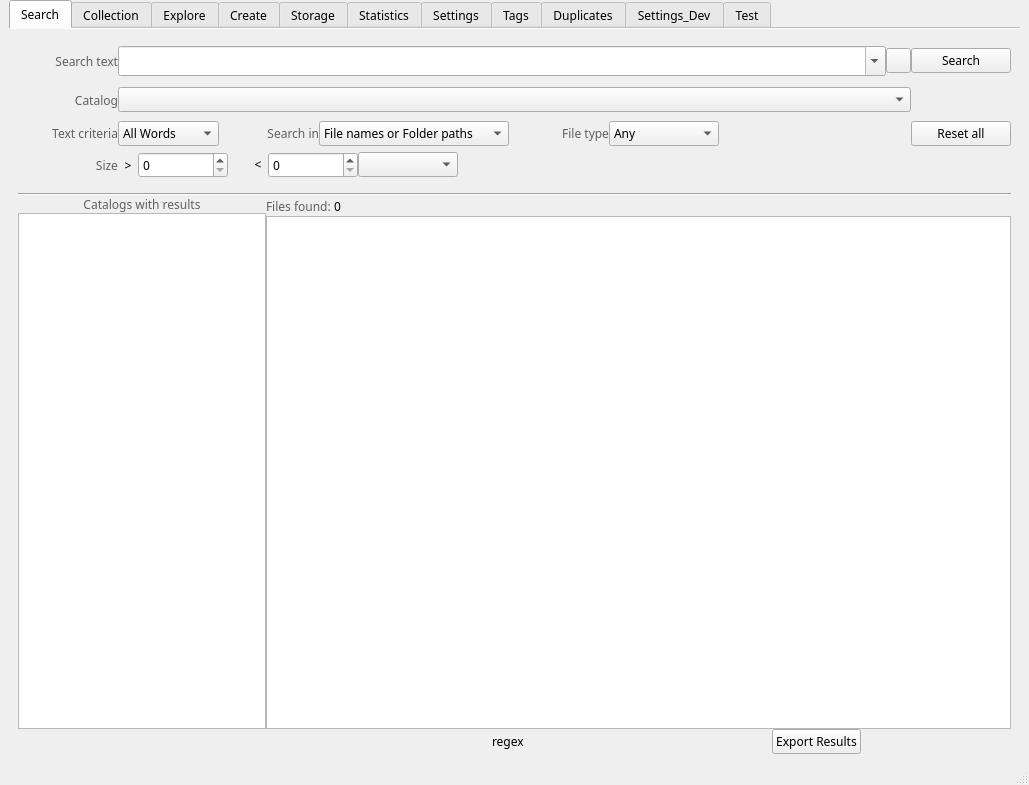
First picture: the form in mainwindow.ui, repository StephaneCouturier/Katalog, before the edit.
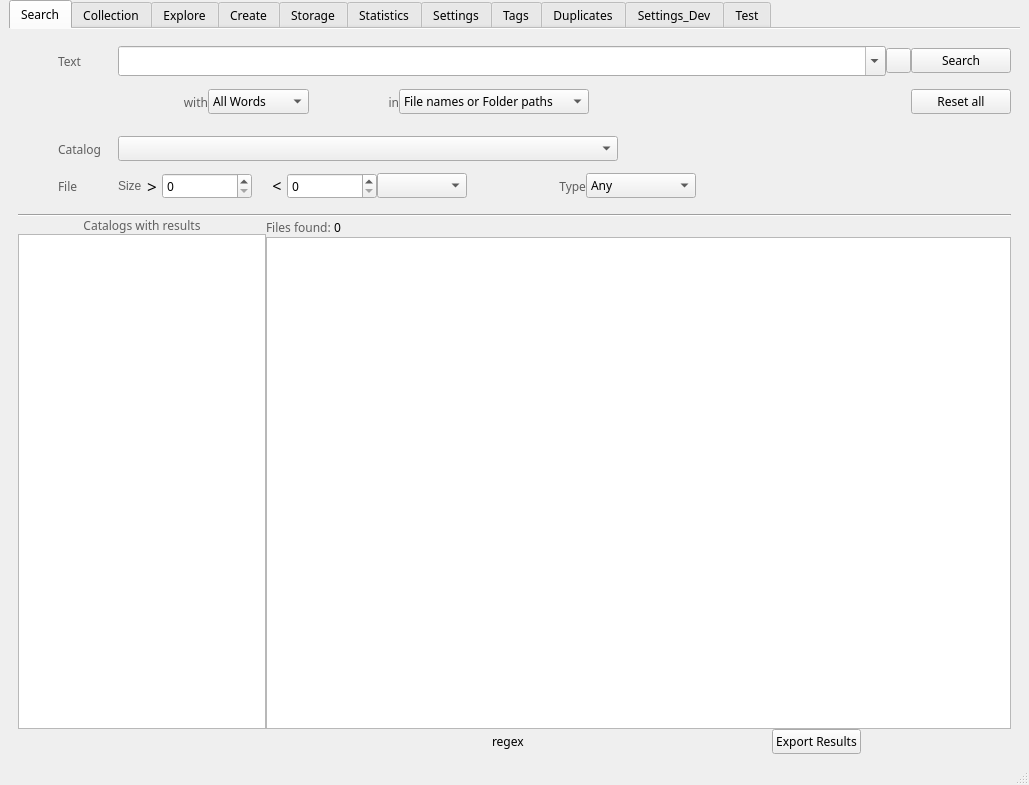
Second picture: the form after the edit. Icons and pictures are not drawn. Custom widgets are drawn as their Qt base class.

What changed in the file:
```diff
--- a/mainwindow.ui
+++ b/mainwindow.ui
@@ -124,8 +124,36 @@
              <number>5</number>
             </property>
             <property name="bottomMargin">
-             <number>5</number>
+             <number>0</number>
             </property>
+            <item>
+             <widget class="QLabel" name="label_34">
+              <property name="sizePolicy">
+               <sizepolicy hsizetype="Fixed" vsizetype="Preferred">
+                <horstretch>0</horstretch>
+                <verstretch>0</verstretch>
+               </sizepolicy>
+              </property>
+              <property name="minimumSize">
+               <size>
+                <width>40</width>
+                <height>0</height>
+               </size>
+              </property>
+              <property name="maximumSize">
+               <size>
+                <width>40</width>
+                <height>16777215</height>
+               </size>
+              </property>
+              <property name="styleSheet">
+               <string notr="true">background: url(:/images/img/link-tree-mid.png) repeat-y left;</string>
+              </property>
+              <property name="text">
+               <string/>
+              </property>
+             </widget>
+            </item>
             <item>
              <widget class="QLabel" name="L_SearchText">
               <property name="sizePolicy">
@@ -136,10 +164,16 @@
               </property>
               <property name="minimumSize">
                <size>
-                <width>100</width>
+                <width>60</width>
                 <height>36</height>
                </size>
               </property>
+              <property name="maximumSize">
+               <size>
+                <width>60</width>
+                <height>16777215</height>
+               </size>
+              </property>
               <property name="font">
                <font>
                 <family>Noto Sans</family>
@@ -152,10 +186,10 @@
                <locale language="English" country="UnitedStates"/>
               </property>
               <property name="text">
-               <string>Search text</string>
+               <string>Text</string>
               </property>
               <property name="alignment">
-               <set>Qt::AlignRight|Qt::AlignTrailing|Qt::AlignVCenter</set>
+               <set>Qt::AlignLeading|Qt::AlignLeft|Qt::AlignVCenter</set>
               </property>
               <property name="margin">
                <number>6</number>
@@ -243,85 +277,70 @@
             </item>
            </layout>
           </item>
-          <item>
-           <layout class="QHBoxLayout" name="HL_SearchCatalog">
-            <item>
-             <widget class="QLabel" name="L_SelectCatalog">
-              <property name="sizePolicy">
-               <sizepolicy hsizetype="Fixed" vsizetype="Preferred">
-                <horstretch>0</horstretch>
-                <verstretch>0</verstretch>
-               </sizepolicy>
-              </property>
-              <property name="minimumSize">
-               <size>
-                <width>100</width>
-                <height>32</height>
-               </size>
-              </property>
-              <property name="font">
-               <font>
-                <family>Noto Sans</family>
-               </font>
-              </property>
-              <property name="styleSheet">
-               <string notr="true">color: rgb(95, 95, 95);</string>
-              </property>
-              <property name="text">
-               <string>Catalog</string>
-              </property>
-              <property name="alignment">
-               <set>Qt::AlignRight|Qt::AlignTrailing|Qt::AlignVCenter</set>
-              </property>
-              <property name="margin">
-               <number>6</number>
-              </property>
-             </widget>
-            </item>
-            <item>
-             <widget class="QComboBox" name="CB_SelectCatalog">
-              <property name="sizePolicy">
-               <sizepolicy hsizetype="Expanding" vsizetype="Fixed">
-                <horstretch>0</horstretch>
-                <verstretch>0</verstretch>
-               </sizepolicy>
-              </property>
-              <property name="minimumSize">
-               <size>
-                <width>300</width>
-                <height>0</height>
-               </size>
-              </property>
-              <property name="font">
-               <font>
-                <family>Noto Sans</family>
-               </font>
-              </property>
-             </widget>
-            </item>
-            <item>
-             <spacer name="horizontalSpacer_11">
-              <property name="orientation">
-               <enum>Qt::Horizontal</enum>
-              </property>
-              <property name="sizeType">
-               <enum>QSizePolicy::Fixed</enum>
-              </property>
-              <property name="sizeHint" stdset="0">
-               <size>
-                <width>100</width>
-                <height>20</height>
-               </size>
-              </property>
-             </spacer>
-            </item>
-           </layout>
-          </item>
           <item>
            <layout class="QHBoxLayout" name="HL_SearchFilters">
             <property name="topMargin">
-             <number>5</number>
+             <number>0</number>
             </property>
+            <property name="bottomMargin">
+             <number>0</number>
+            </property>
+            <item>
+             <widget class="QLabel" name="label_4">
+              <property name="sizePolicy">
+               <sizepolicy hsizetype="Fixed" vsizetype="Preferred">
+                <horstretch>0</horstretch>
+                <verstretch>0</verstretch>
+               </sizepolicy>
+              </property>
+              <property name="minimumSize">
+               <size>
+                <width>110</width>
+                <height>46</height>
+               </size>
+              </property>
+              <property name="maximumSize">
+               <size>
+                <width>16777215</width>
+                <height>46</height>
+               </size>
+              </property>
+              <property name="styleSheet">
+               <string notr="true">background: url(:/images/img/link-v.png) repeat-y left;</string>
+              </property>
+              <property name="text">
+               <string/>
+              </property>
+             </widget>
+            </item>
+            <item>
+             <widget class="QLabel" name="label_36">
+              <property name="sizePolicy">
+               <sizepolicy hsizetype="Fixed" vsizetype="Preferred">
+                <horstretch>0</horstretch>
+                <verstretch>0</verstretch>
+               </sizepolicy>
+              </property>
+              <property name="minimumSize">
+               <size>
+                <width>40</width>
+                <height>0</height>
+               </size>
+              </property>
+              <property name="maximumSize">
+               <size>
+                <width>40</width>
+                <height>16777215</height>
+               </size>
+              </property>
+              <property name="styleSheet">
+               <string notr="true">background: url(:/images/img/link-tree-end.png) no-repeat left;</string>
+              </property>
+              <property name="text">
+               <string/>
+              </property>
+             </widget>
+            </item>
             <item>
              <widget class="QLabel" name="L_Crteria">
               <property name="sizePolicy">
@@ -332,10 +351,16 @@
               </property>
               <property name="minimumSize">
                <size>
-                <width>100</width>
+                <width>40</width>
                 <height>0</height>
                </size>
               </property>
+              <property name="maximumSize">
+               <size>
+                <width>40</width>
+                <height>16777215</height>
+               </size>
+              </property>
               <property name="font">
                <font>
                 <family>Noto Sans</family>
@@ -345,7 +370,7 @@
                <string notr="true">color: rgb(95, 95, 95);</string>
               </property>
               <property name="text">
-               <string>Text criteria</string>
+               <string>with</string>
               </property>
               <property name="alignment">
                <set>Qt::AlignRight|Qt::AlignTrailing|Qt::AlignVCenter</set>
@@ -391,6 +416,45 @@
               </item>
              </widget>
             </item>
+            <item>
+             <spacer name="horizontalSpacer_27">
+              <property name="orientation">
+               <enum>Qt::Horizontal</enum>
+              </property>
+              <property name="sizeType">
+               <enum>QSizePolicy::Fixed</enum>
+              </property>
+              <property name="sizeHint" stdset="0">
+               <size>
+                <width>20</width>
+                <height>20</height>
+               </size>
+              </property>
+             </spacer>
+            </item>
+            <item>
+             <widget class="QLabel" name="label_35">
+              <property name="sizePolicy">
+               <sizepolicy hsizetype="Fixed" vsizetype="Preferred">
+                <horstretch>0</horstretch>
+                <verstretch>0</verstretch>
+               </sizepolicy>
+              </property>
+              <property name="minimumSize">
+               <size>
+                <width>40</width>
+                <height>0</height>
+               </size>
+              </property>
+              <property name="styleSheet">
+               <string notr="true">
+background: url(:/images/img/link-h.png) no-repeat center;</string>
+              </property>
+              <property name="text">
+               <string/>
+              </property>
+             </widget>
+            </item>
             <item>
              <widget class="QLabel" name="L_SearchIn">
               <property name="enabled">
@@ -404,10 +468,16 @@
               </property>
               <property name="minimumSize">
                <size>
-                <width>100</width>
+                <width>30</width>
                 <height>0</height>
                </size>
               </property>
+              <property name="maximumSize">
+               <size>
+                <width>30</width>
+                <height>16777215</height>
+               </size>
+              </property>
               <property name="font">
                <font>
                 <family>Noto Sans</family>
@@ -417,7 +487,7 @@
                <string notr="true">color: rgb(95, 95, 95);</string>
               </property>
               <property name="text">
-               <string>Search in</string>
+               <string>in</string>
               </property>
               <property name="alignment">
                <set>Qt::AlignRight|Qt::AlignTrailing|Qt::AlignVCenter</set>
@@ -452,107 +522,6 @@
               </item>
              </widget>
             </item>
-            <item>
-             <widget class="QLabel" name="L_Type">
-              <property name="enabled">
-               <bool>false</bool>
-              </property>
-              <property name="sizePolicy">
-               <sizepolicy hsizetype="Fixed" vsizetype="Preferred">
-                <horstretch>0</horstretch>
-                <verstretch>0</verstretch>
-               </sizepolicy>
-              </property>
-              <property name="minimumSize">
-               <size>
-                <width>100</width>
-                <height>0</height>
-               </size>
-              </property>
-              <property name="font">
-               <font>
-                <family>Noto Sans</family>
-               </font>
-              </property>
-              <property name="styleSheet">
-               <string notr="true">color: rgb(95, 95, 95);</string>
-              </property>
-              <property name="text">
-               <string>File type</string>
-              </property>
-              <property name="alignment">
-               <set>Qt::AlignRight|Qt::AlignTrailing|Qt::AlignVCenter</set>
-              </property>
-              <property name="margin">
-               <number>6</number>
-              </property>
-             </widget>
-            </item>
-            <item>
-             <widget class="QComboBox" name="CB_S_FileType">
-              <property name="enabled">
-               <bool>true</bool>
-              </property>
-              <property name="sizePolicy">
-               <sizepolicy hsizetype="Fixed" vsizetype="Fixed">
-                <horstretch>0</horstretch>
-                <verstretch>0</verstretch>
-               </sizepolicy>
-              </property>
-              <property name="minimumSize">
-               <size>
-                <width>110</width>
-                <height>0</height>
-               </size>
-              </property>
-              <property name="font">
-               <font>
-                <family>Noto Sans</family>
-               </font>
-              </property>
-              <item>
-               <property name="text">
-                <string>Any</string>
-               </property>
-              </item>
-              <item>
-               <property name="text">
-                <string>Audio</string>
-               </property>
-               <property name="icon">
-                <iconset theme="audio-mp3">
-                 <normaloff>.</normaloff>.</iconset>
-               </property>
-              </item>
-              <item>
-               <property name="text">
-                <string>Image</string>
-               </property>
-               <property name="icon">
-                <iconset theme="image-jpeg">
-                 <normaloff>.</normaloff>.</iconset>
-               </property>
-              </item>
-              <item>
-               <property name="text">
-                <string>Text</string>
-               </property>
-               <property name="icon">
-                <iconset theme="text-x-plain">
-                 <normaloff>.</normaloff>.</iconset>
-               </property>
-              </item>
-              <item>
-               <property name="text">
-                <string>Video</string>
-               </property>
-               <property name="icon">
-                <iconset theme="video-mp4">
-                 <normaloff>.</normaloff>.</iconset>
-               </property>
-              </item>
-             </widget>
-            </item>
             <item>
              <spacer name="horizontalSpacer_12">
               <property name="orientation">
@@ -588,11 +557,147 @@
             </item>
            </layout>
           </item>
+          <item>
+           <layout class="QHBoxLayout" name="HL_SearchCatalog">
+            <item>
+             <widget class="QLabel" name="label_33">
+              <property name="sizePolicy">
+               <sizepolicy hsizetype="Fixed" vsizetype="Fixed">
+                <horstretch>0</horstretch>
+                <verstretch>0</verstretch>
+               </sizepolicy>
+              </property>
+              <property name="minimumSize">
+               <size>
+                <width>40</width>
+                <height>48</height>
+               </size>
+              </property>
+              <property name="maximumSize">
+               <size>
+                <width>40</width>
+                <height>47</height>
+               </size>
+              </property>
+              <property name="styleSheet">
+               <string notr="true">background: url(:/images/img/link-tree-mid.png) repeat-y left;</string>
+              </property>
+              <property name="text">
+               <string/>
+              </property>
+             </widget>
+            </item>
+            <item>
+             <widget class="QLabel" name="L_SelectCatalog">
+              <property name="sizePolicy">
+               <sizepolicy hsizetype="Fixed" vsizetype="Preferred">
+                <horstretch>0</horstretch>
+                <verstretch>0</verstretch>
+               </sizepolicy>
+              </property>
+              <property name="minimumSize">
+               <size>
+                <width>60</width>
+                <height>0</height>
+               </size>
+              </property>
+              <property name="maximumSize">
+               <size>
+                <width>60</width>
+                <height>16777215</height>
+               </size>
+              </property>
+              <property name="font">
+               <font>
+                <family>Noto Sans</family>
+               </font>
+              </property>
+              <property name="styleSheet">
+               <string notr="true">color: rgb(95, 95, 95);</string>
+              </property>
+              <property name="text">
+               <string>Catalog</string>
+              </property>
+              <property name="alignment">
+               <set>Qt::AlignLeading|Qt::AlignLeft|Qt::AlignVCenter</set>
+              </property>
+              <property name="margin">
+               <number>6</number>
+              </property>
+             </widget>
+            </item>
+            <item>
+             <widget class="QComboBox" name="CB_SelectCatalog">
+              <property name="sizePolicy">
+               <sizepolicy hsizetype="Fixed" vsizetype="Fixed">
+                <horstretch>0</horstretch>
+                <verstretch>0</verstretch>
+               </sizepolicy>
+              </property>
+              <property name="minimumSize">
+               <size>
+                <width>500</width>
+                <height>0</height>
+               </size>
+              </property>
+              <property name="font">
+               <font>
+                <family>Noto Sans</family>
+               </font>
+              </property>
+             </widget>
+            </item>
+            <item>
+             <spacer name="horizontalSpacer_11">
+              <property name="orientation">
+               <enum>Qt::Horizontal</enum>
+              </property>
+              <property name="sizeType">
+               <enum>QSizePolicy::Expanding</enum>
+              </property>
+              <property name="sizeHint" stdset="0">
+               <size>
+                <width>100</width>
+                <height>20</height>
+               </size>
+              </property>
+             </spacer>
+            </item>
+           </layout>
+          </item>
           <item>
            <layout class="QHBoxLayout" name="HL_FileSize">
             <property name="topMargin">
-             <number>6</number>
+             <number>0</number>
             </property>
+            <item>
+             <widget class="QLabel" name="label_32">
+              <property name="sizePolicy">
+               <sizepolicy hsizetype="Fixed" vsizetype="Preferred">
+                <horstretch>0</horstretch>
+                <verstretch>0</verstretch>
+               </sizepolicy>
+              </property>
+              <property name="minimumSize">
+               <size>
+                <width>40</width>
+                <height>0</height>
+               </size>
+              </property>
+              <property name="maximumSize">
+               <size>
+                <width>40</width>
+                <height>16777215</height>
+               </size>
+              </property>
+              <property name="styleSheet">
+               <string notr="true">background: url(:/images/img/link-tree-end.png) no-repeat left;</string>
+              </property>
+              <property name="text">
+               <string/>
+              </property>
+             </widget>
+            </item>
             <item>
              <widget class="QLabel" name="L_Size">
               <property name="enabled">
@@ -606,13 +711,13 @@
               </property>
               <property name="minimumSize">
                <size>
-                <width>100</width>
+                <width>60</width>
                 <height>0</height>
                </size>
               </property>
               <property name="maximumSize">
                <size>
-                <width>100</width>
+                <width>60</width>
                 <height>16777215</height>
                </size>
               </property>
@@ -621,18 +726,28 @@
                 <family>Noto Sans</family>
                </font>
               </property>
+              <property name="styleSheet">
+               <string notr="true">color: rgb(95, 95, 95);</string>
+              </property>
+              <property name="text">
+               <string>File</string>
+              </property>
+              <property name="alignment">
+               <set>Qt::AlignLeading|Qt::AlignLeft|Qt::AlignVCenter</set>
+              </property>
+              <property name="margin">
+               <number>6</number>
+              </property>
+             </widget>
+            </item>
+            <item>
+             <widget class="QLabel" name="label_37">
               <property name="styleSheet">
                <string notr="true">color: rgb(95, 95, 95);</string>
               </property>
               <property name="text">
                <string>Size</string>
               </property>
-              <property name="alignment">
-               <set>Qt::AlignRight|Qt::AlignTrailing|Qt::AlignVCenter</set>
-              </property>
-              <property name="margin">
-               <number>6</number>
-              </property>
              </widget>
             </item>
             <item>
@@ -643,6 +758,12 @@
                 <height>0</height>
                </size>
               </property>
+              <property name="font">
+               <font>
+                <family>Noto Sans</family>
+                <pointsize>13</pointsize>
+               </font>
+              </property>
               <property name="text">
                <string>&gt;</string>
               </property>
@@ -674,7 +795,7 @@
               </property>
               <property name="sizeHint" stdset="0">
                <size>
-                <width>20</width>
+                <width>15</width>
                 <height>20</height>
                </size>
               </property>
@@ -688,6 +809,12 @@
                 <height>0</height>
                </size>
               </property>
+              <property name="font">
+               <font>
+                <family>Noto Sans</family>
+                <pointsize>12</pointsize>
+               </font>
+              </property>
               <property name="text">
                <string>&lt;</string>
               </property>
@@ -713,10 +840,16 @@
              <widget class="QComboBox" name="CB_SizeUnit">
               <property name="minimumSize">
                <size>
-                <width>100</width>
+                <width>90</width>
                 <height>0</height>
                </size>
               </property>
+              <property name="maximumSize">
+               <size>
+                <width>90</width>
+                <height>16777215</height>
+               </size>
+              </property>
               <property name="font">
                <font>
                 <family>Noto Sans</family>
@@ -724,6 +857,151 @@
               </property>
              </widget>
             </item>
+            <item>
+             <spacer name="horizontalSpacer_26">
+              <property name="orientation">
+               <enum>Qt::Horizontal</enum>
+              </property>
+              <property name="sizeType">
+               <enum>QSizePolicy::Fixed</enum>
+              </property>
+              <property name="sizeHint" stdset="0">
+               <size>
+                <width>20</width>
+                <height>20</height>
+               </size>
+              </property>
+             </spacer>
+            </item>
+            <item>
+             <widget class="QLabel" name="label_31">
+              <property name="sizePolicy">
+               <sizepolicy hsizetype="Fixed" vsizetype="Preferred">
+                <horstretch>0</horstretch>
+                <verstretch>0</verstretch>
+               </sizepolicy>
+              </property>
+              <property name="minimumSize">
+               <size>
+                <width>49</width>
+                <height>0</height>
+               </size>
+              </property>
+              <property name="styleSheet">
+               <string notr="true">background: url(:/images/img/link-h.png)  repeat-x center;</string>
+              </property>
+              <property name="text">
+               <string/>
+              </property>
+             </widget>
+            </item>
+            <item>
+             <widget class="QLabel" name="L_Type">
+              <property name="enabled">
+               <bool>false</bool>
+              </property>
+              <property name="sizePolicy">
+               <sizepolicy hsizetype="Fixed" vsizetype="Preferred">
+                <horstretch>0</horstretch>
+                <verstretch>0</verstretch>
+               </sizepolicy>
+              </property>
+              <property name="minimumSize">
+               <size>
+                <width>50</width>
+                <height>0</height>
+               </size>
+              </property>
+              <property name="maximumSize">
+               <size>
+                <width>50</width>
+                <height>16777215</height>
+               </size>
+              </property>
+              <property name="font">
+               <font>
+                <family>Noto Sans</family>
+               </font>
+              </property>
+              <property name="styleSheet">
+               <string notr="true">color: rgb(95, 95, 95);</string>
+              </property>
+              <property name="text">
+               <string>Type</string>
+              </property>
+              <property name="alignment">
+               <set>Qt::AlignRight|Qt::AlignTrailing|Qt::AlignVCenter</set>
+              </property>
+              <property name="margin">
+               <number>6</number>
+              </property>
+             </widget>
+            </item>
+            <item>
+             <widget class="QComboBox" name="CB_S_FileType">
+              <property name="enabled">
+               <bool>true</bool>
+              </property>
+              <property name="sizePolicy">
+               <sizepolicy hsizetype="Fixed" vsizetype="Fixed">
+                <horstretch>0</horstretch>
+                <verstretch>0</verstretch>
+               </sizepolicy>
+              </property>
+              <property name="minimumSize">
+               <size>
+                <width>110</width>
+                <height>0</height>
+               </size>
+              </property>
+              <property name="font">
+               <font>
+                <family>Noto Sans</family>
+               </font>
+              </property>
+              <item>
+               <property name="text">
+                <string>Any</string>
+               </property>
+              </item>
+              <item>
+               <property name="text">
+                <string>Audio</string>
+               </property>
+               <property name="icon">
+                <iconset theme="audio-mp3">
+                 <normaloff>.</normaloff>.</iconset>
+               </property>
+              </item>
+              <item>
+               <property name="text">
+                <string>Image</string>
+               </property>
+               <property name="icon">
+                <iconset theme="image-jpeg">
+                 <normaloff>.</normaloff>.</iconset>
+               </property>
+              </item>
+              <item>
+               <property name="text">
+                <string>Text</string>
+               </property>
+               <property name="icon">
+                <iconset theme="text-x-plain">
+                 <normaloff>.</normaloff>.</iconset>
+               </property>
+              </item>
+              <item>
+               <property name="text">
+                <string>Video</string>
+               </property>
+               <property name="icon">
+                <iconset theme="video-mp4">
+                 <normaloff>.</normaloff>.</iconset>
+               </property>
+              </item>
+             </widget>
+            </item>
             <item>
              <spacer name="horizontalSpacer_8">
               <property name="orientation">
@@ -788,7 +1066,7 @@
                 <item>
                  <widget class="QListView" name="TR_CatalogFoundList">
                   <property name="sizePolicy">
-                   <sizepolicy hsizetype="Minimum" vsizetype="Expanding">
+                   <sizepolicy hsizetype="Fixed" vsizetype="Expanding">
                     <horstretch>0</horstretch>
                     <verstretch>0</verstretch>
                    </sizepolicy>
```
Left out of the diff: 178 changed lines with no effect on the pictures.
